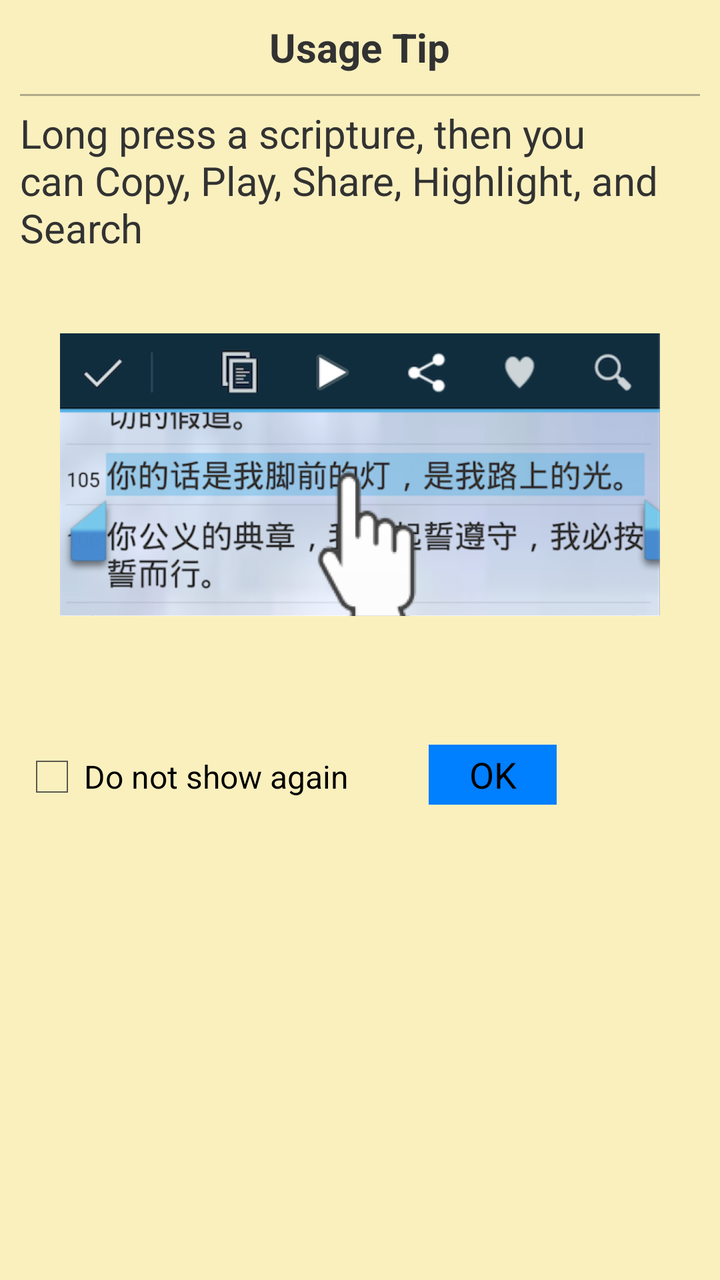
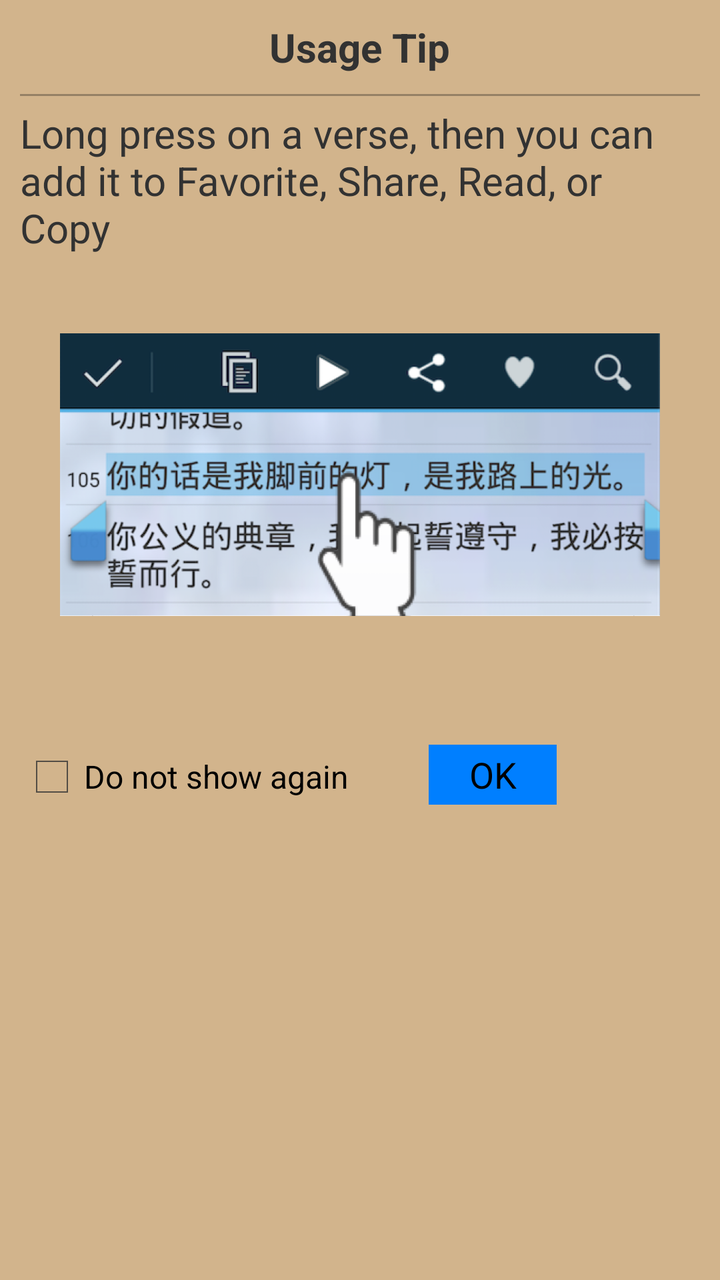

The first picture is an Android layout as it rendered before a commit; the second is the same layout after the commit. The layout source and the unified diff follow.
<!-- AndroidManifest.xml: application theme AppTheme -->
<!-- res/layout/tip_popup.xml -->
<?xml version="1.0" encoding="utf-8"?>
<LinearLayout xmlns:android="http://schemas.android.com/apk/res/android"
    android:id="@+id/popup"
    android:layout_width="match_parent"
    android:layout_height="match_parent"
    android:background="#FAF0BE"
    android:padding="10sp"
    android:orientation="vertical" >
    
    <TextView
        android:layout_width="wrap_content"
        android:layout_height="wrap_content"
        android:layout_gravity="center_horizontal"
        android:layout_marginTop="0dip"
        android:textSize="20dp"
        android:textStyle="bold"
        android:text="@string/usagetip"
        />

    <View
        android:id="@+id/horizontal_line"
        android:layout_width="fill_parent"
        android:layout_marginTop="10dp"
        android:layout_height="1dp"
        android:background="#50101010"/>

    <TextView
        android:layout_width="wrap_content"
        android:layout_height="wrap_content"
        android:layout_marginTop="5dip"
        android:textSize="20dp"
        android:text="@string/usagetiptext"
        />

    <ImageView
        android:id="@+id/imageView"
        android:layout_width="300dp"
        android:layout_height="200dp"
        android:layout_marginTop="10dp"
        android:src="@drawable/cab_usage"
        android:layout_gravity="center_horizontal" />

    <View
        android:id="@+id/horizontal_space"
        android:layout_width="fill_parent"
        android:layout_marginTop="10dp"
        android:layout_height="10dp"
        android:background="#FAF0BE"/>
    
    <LinearLayout
    	android:layout_width="match_parent"
    	android:layout_height="match_parent"
    	android:layout_marginTop="15dip"
    	android:orientation="horizontal" >

    <CheckBox
        android:id="@+id/checkBox"
        android:layout_width="wrap_content"
        android:layout_height="wrap_content"        
        android:text="@string/donotshow"
        />

    <Button
        android:id="@+id/btn_close_popup"
        android:layout_width="wrap_content"
		android:layout_height="wrap_content"
        android:minHeight="30dp"
        android:layout_marginLeft="40dp"
        android:background="#007FFF"
        android:text="OK"        
        />
    
	</LinearLayout>
</LinearLayout>
<!-- resources referenced by this layout -->
<resources>
  <!-- drawable cab_usage: png bitmap (drawable, 239312 bytes) -->
  <string name="donotshow">Do not show again</string>
  <string name="usagetip">Usage Tip</string>
  <string name="usagetiptext">Long press a scripture, then you can Copy, Play, Share, Highlight, and Search</string>
  <style name="AppTheme" parent="AppBaseTheme">
          
      </style>
  <style name="AppBaseTheme" parent="android:Theme.Light">
          
      </style>
</resources>

<!-- the commit's change to res/layout/tip_popup.xml (unified diff, before → after) -->
@@ -3,7 +3,7 @@
     android:id="@+id/popup"
     android:layout_width="match_parent"
     android:layout_height="match_parent"
-    android:background="#FAF0BE"
+    android:background="#D2B48C"
     android:padding="10sp"
     android:orientation="vertical" >
     
@@ -45,7 +45,7 @@
         android:layout_width="fill_parent"
         android:layout_marginTop="10dp"
         android:layout_height="10dp"
-        android:background="#FAF0BE"/>
+        android:background="#D2B48C"/>
     
     <LinearLayout
     	android:layout_width="match_parent"
<!-- resource entries referenced after the edit -->
@@ -3,7 +3,7 @@
   <!-- drawable cab_usage: png bitmap (drawable, 239312 bytes) -->
   <string name="donotshow">Do not show again</string>
   <string name="usagetip">Usage Tip</string>
-  <string name="usagetiptext">Long press a scripture, then you can Copy, Play, Share, Highlight, and Search</string>
+  <string name="usagetiptext">Long press on a verse, then you can add it to Favorite, Share, Read, or Copy</string>
   <style name="AppTheme" parent="AppBaseTheme">
           
       </style>
